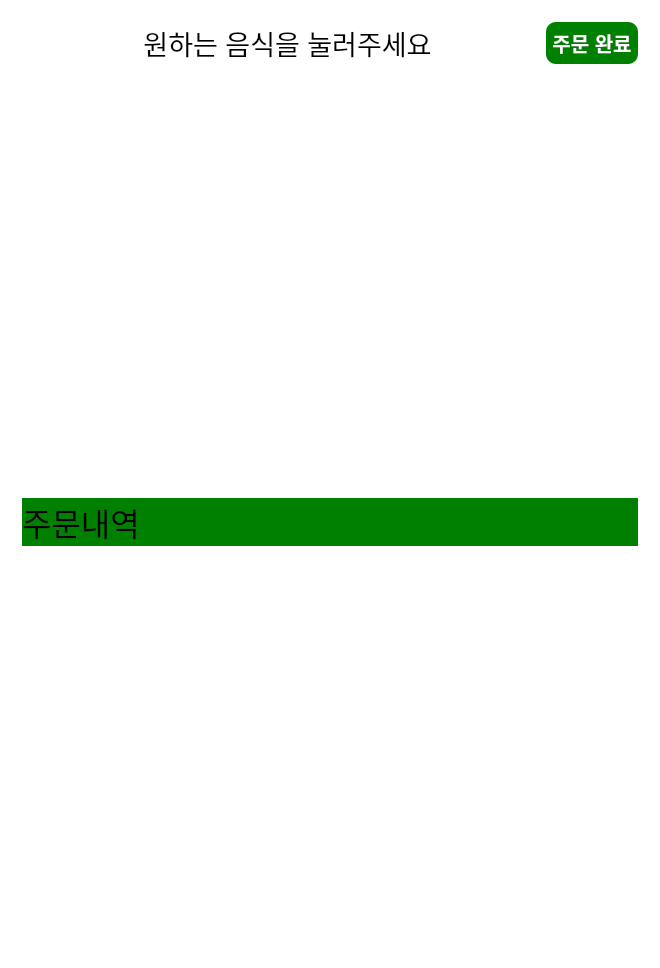
psy1064/Kiosk, file Kiosk/mainwindow.ui: the form before one commit.
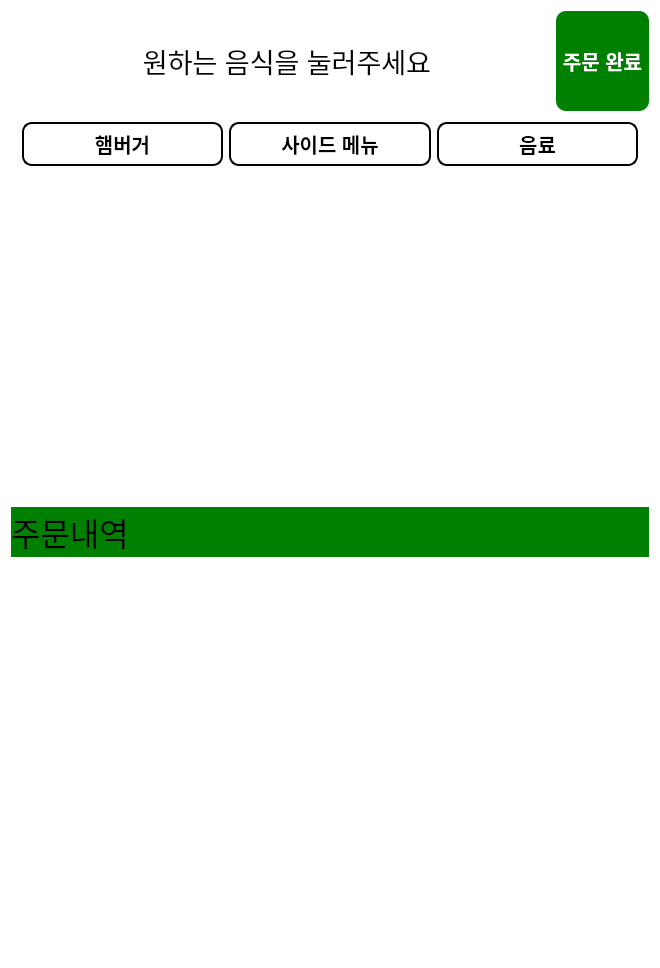
The form after the commit. Icons and pictures are not drawn. Custom widgets are drawn as their Qt base class.

Commit message: 청년층 ui 및 메뉴 출력 기능 추가

Diff of the .ui file:
```diff
--- a/Kiosk/mainwindow.ui
+++ b/Kiosk/mainwindow.ui
@@ -27,6 +27,21 @@
     <string notr="true"/>
    </property>
    <layout class="QGridLayout" name="gridLayout">
+    <property name="leftMargin">
+     <number>0</number>
+    </property>
+    <property name="topMargin">
+     <number>0</number>
+    </property>
+    <property name="rightMargin">
+     <number>0</number>
+    </property>
+    <property name="bottomMargin">
+     <number>0</number>
+    </property>
+    <property name="spacing">
+     <number>0</number>
+    </property>
     <item row="0" column="0">
      <widget class="QStackedWidget" name="stackedWidget">
       <property name="styleSheet">
@@ -98,6 +113,9 @@
        <layout class="QGridLayout" name="gridLayout_2">
         <item row="1" column="0">
          <layout class="QVBoxLayout" name="verticalLayout_2">
+          <property name="spacing">
+           <number>0</number>
+          </property>
           <item>
            <layout class="QHBoxLayout" name="horizontalLayout_2">
             <item>
@@ -119,11 +137,17 @@
             <item>
              <widget class="QLabel" name="label_5">
               <property name="sizePolicy">
-               <sizepolicy hsizetype="Expanding" vsizetype="Preferred">
+               <sizepolicy hsizetype="Expanding" vsizetype="Fixed">
                 <horstretch>0</horstretch>
                 <verstretch>0</verstretch>
                </sizepolicy>
               </property>
+              <property name="minimumSize">
+               <size>
+                <width>0</width>
+                <height>100</height>
+               </size>
+              </property>
               <property name="font">
                <font>
                 <pointsize>20</pointsize>
@@ -140,11 +164,17 @@
             <item>
              <widget class="QPushButton" name="finishButton">
               <property name="sizePolicy">
-               <sizepolicy hsizetype="Minimum" vsizetype="Preferred">
+               <sizepolicy hsizetype="Minimum" vsizetype="Fixed">
                 <horstretch>0</horstretch>
                 <verstretch>0</verstretch>
                </sizepolicy>
               </property>
+              <property name="minimumSize">
+               <size>
+                <width>93</width>
+                <height>100</height>
+               </size>
+              </property>
               <property name="styleSheet">
                <string notr="true">background-color: green;
 border-width: 2px;
@@ -163,7 +193,85 @@
           </item>
           <item>
            <widget class="QStackedWidget" name="menudisplaywidget">
-            <widget class="QWidget" name="young"/>
+            <widget class="QWidget" name="young">
+             <layout class="QGridLayout" name="gridLayout_6">
+              <item row="1" column="4">
+               <widget class="MyMenu" name="young_menu_2" native="true"/>
+              </item>
+              <item row="0" column="4">
+               <widget class="QPushButton" name="young_beveragepushbutton">
+                <property name="styleSheet">
+                 <string notr="true">border-style:outset;
+border-color: black;
+border-width:2px;
+border-radius:10px;
+font: bold 20px;
+padding:5px;
+</string>
+                </property>
+                <property name="text">
+                 <string>음료</string>
+                </property>
+               </widget>
+              </item>
+              <item row="0" column="2">
+               <widget class="QPushButton" name="young_sidepushbutton">
+                <property name="styleSheet">
+                 <string notr="true">border-style:outset;
+border-color: black;
+border-width:2px;
+border-radius:10px;
+font: bold 20px;
+padding:5px;
+</string>
+                </property>
+                <property name="text">
+                 <string>사이드 메뉴</string>
+                </property>
+               </widget>
+              </item>
+              <item row="0" column="0">
+               <widget class="QPushButton" name="young_hambugerpushbutton">
+                <property name="styleSheet">
+                 <string notr="true">border-style:outset;
+border-color: black;
+border-width:2px;
+border-radius:10px;
+font: bold 20px;
+padding:5px;
+</string>
+                </property>
+                <property name="text">
+                 <string>햄버거</string>
+                </property>
+               </widget>
+              </item>
+              <item row="3" column="4">
+               <widget class="MyMenu" name="young_menu_6" native="true"/>
+              </item>
+              <item row="1" column="0">
+               <widget class="MyMenu" name="young_menu_1" native="true"/>
+              </item>
+              <item row="3" column="0">
+               <widget class="MyMenu" name="young_menu_4" native="true"/>
+              </item>
+              <item row="1" column="2">
+               <widget class="MyMenu" name="young_menu_5" native="true"/>
+              </item>
+              <item row="3" column="2">
+               <widget class="MyMenu" name="young_menu_3" native="true"/>
+              </item>
+              <item row="4" column="0">
+               <widget class="MyMenu" name="young_menu_7" native="true"/>
+              </item>
+              <item row="4" column="2">
+               <widget class="MyMenu" name="young_menu_8" native="true"/>
+              </item>
+              <item row="4" column="4">
+               <widget class="MyMenu" name="young_menu_9" native="true"/>
+              </item>
+             </layout>
+            </widget>
             <widget class="QWidget" name="middle">
              <layout class="QGridLayout" name="gridLayout_5">
               <property name="leftMargin">
@@ -365,11 +473,17 @@
           <item>
            <widget class="QLabel" name="label_4">
             <property name="sizePolicy">
-             <sizepolicy hsizetype="Preferred" vsizetype="Maximum">
+             <sizepolicy hsizetype="Preferred" vsizetype="Fixed">
               <horstretch>0</horstretch>
               <verstretch>0</verstretch>
              </sizepolicy>
             </property>
+            <property name="minimumSize">
+             <size>
+              <width>0</width>
+              <height>50</height>
+             </size>
+            </property>
             <property name="font">
              <font>
               <pointsize>24</pointsize>
```
The commit also changes 8 other files.
